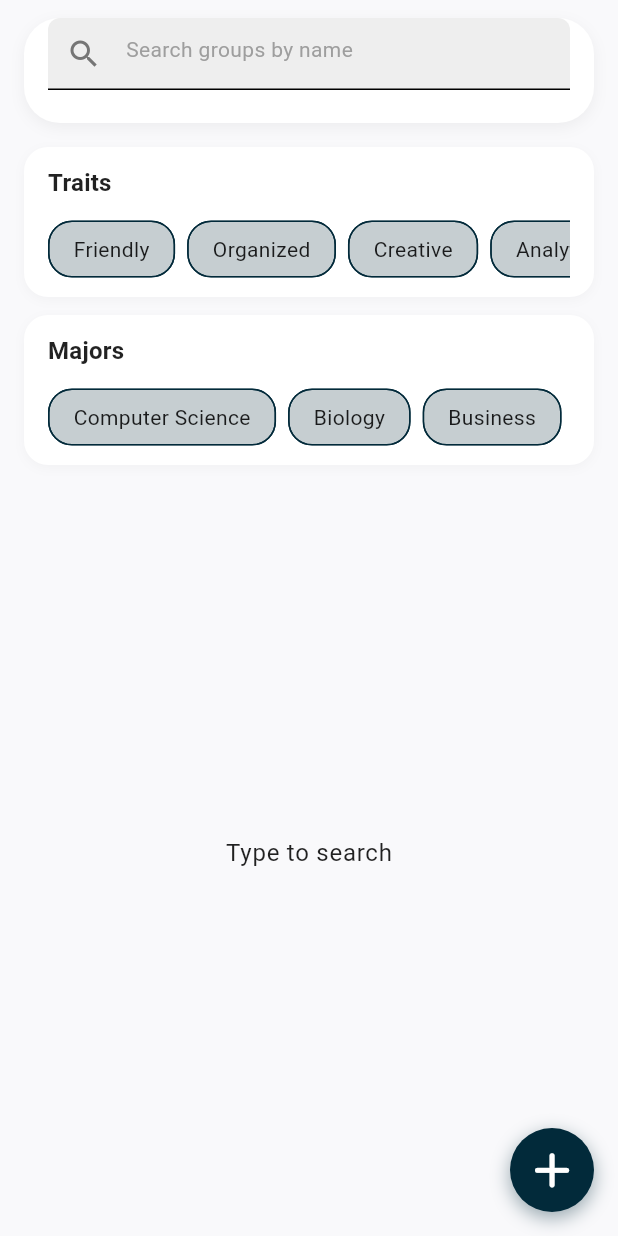
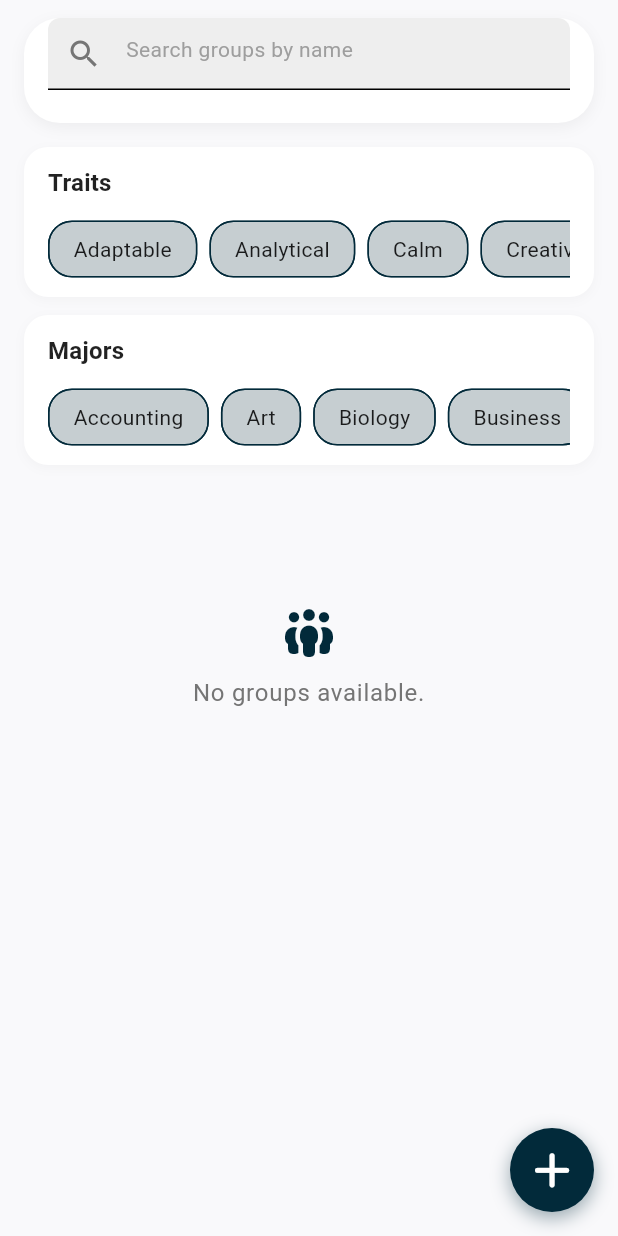
Before and after one commit to Kipung/campusmate, a Flutter app: the ScreenSearch screen opened by its route, on a phone screen of 412 x 824 dp. Run offline on Flutter 3.47's test engine with Material 3 defaults, Android fonts, the phone set to English and light mode, and no system bars; our stand-ins replace cloud_firestore, firebase_auth, firebase_core, firebase_storage, flutter_riverpod, flutter_secure_storage and 6 more; accounts and stored records are empty; generated files the repository leaves out were written again.

Commit message:
Added constansts for filters

```diff
--- /dev/null
+++ b/lib/constants/group_filters.dart
@@ -0,0 +1,43 @@
+//////////////////////////////////////////////////////////////////////////
+// Constants for group filters used in the application.
+//////////////////////////////////////////////////////////////////////////
+
+
+class AcademicMajors {
+  static const List<String> majors = [
+    'Accounting',
+    'Art',
+    'Biology',
+    'Business',
+    'Chemistry',
+    'Computer Science',
+    'Economics',
+    'Education',
+    'Engineering',
+    'English',
+    'Finance',
+    'History',
+    'Mathematics',
+    'Nursing',
+    'Political Science',
+    'Psychology',
+    'Sociology',
+  ];
+}
+
+class PersonalityTraits {
+  static const List<String> traits = [
+    'Adaptable',
+    'Analytical',
+    'Calm',
+    'Creative',
+    'Friendly',
+    'Motivated',
+    'Optimist',
+    'Organized',
+    'Patient',
+    'Social',
+    'Spontaneous',
+    'Welcoming',
+  ];
+}
--- a/lib/screens/general/screen_search.dart
+++ b/lib/screens/general/screen_search.dart
@@ -1,87 +1,62 @@
 // -----------------------------------------------------------------------
-// Filename: screen_alternative.dart
+// Filename: screen_search.dart
 // Original Author: Dan Grissom
 // Creation Date: 10/31/2024
-// Copyright: (c) 2024 CSC322
-// Description: This file contains the screen for a dummy alternative screen
-//               history screen.
+// Description: Allows students to search every study group in Firestore and
+//              narrow results by name, personality traits, and majors.
 
-//////////////////////////////////////////////////////////////////////////
+// //////////////////////////////////////////////////////////////////////////
 // Imports
-//////////////////////////////////////////////////////////////////////////
+// //////////////////////////////////////////////////////////////////////////
 
 // Flutter imports
 import 'dart:async';
 
 // Flutter external package imports
 import 'package:cloud_firestore/cloud_firestore.dart';
+import 'package:flutter/material.dart';
 import 'package:font_awesome_flutter/font_awesome_flutter.dart';
-import 'package:flutter_riverpod/flutter_riverpod.dart';
-import 'package:flutter/material.dart';
 
 // App relative file imports
+import '../../constants/group_filters.dart';
+import '../../db_helpers/firestore_keys.dart';
+import '../../models/groups.dart';
 import '../../util/message_display/snackbar.dart';
 
-//////////////////////////////////////////////////////////////////////////
-// Search screen implemented as a ConsumerStatefulWidget so it can access
-// Riverpod providers via `ref` while managing local UI state.
-//////////////////////////////////////////////////////////////////////////
-class ScreenSearch extends ConsumerStatefulWidget {
+// //////////////////////////////////////////////////////////////////////////
+// Search screen implemented as a StatefulWidget that fetches Firestore data
+// and manages local filters.
+// //////////////////////////////////////////////////////////////////////////
+class ScreenSearch extends StatefulWidget {
   static const routeName = '/search';
 
   const ScreenSearch({super.key});
 
   @override
-  ConsumerState<ScreenSearch> createState() => _ScreenSearchState();
+  State<ScreenSearch> createState() => _ScreenSearchState();
 }
 
-//////////////////////////////////////////////////////////////////////////
+// //////////////////////////////////////////////////////////////////////////
 // The actual STATE which is managed by the above widget.
-//////////////////////////////////////////////////////////////////////////
-class _ScreenSearchState extends ConsumerState<ScreenSearch> {
+// //////////////////////////////////////////////////////////////////////////
+class _ScreenSearchState extends State<ScreenSearch> {
   final TextEditingController _controller = TextEditingController();
-  Timer? _debounce; // delays search until user stops typing
-  String _query = ''; // current search query
-  bool _loading = false;
-  DocumentSnapshot? _lastDoc; // last document for pagination
-  final List<QueryDocumentSnapshot> _results = [];
-  final int _pageSize = 10; // number of results to fetch per page
-  bool _hasMore = true;
-
-  static const List<String> _traits = [
-    'Friendly',
-    'Organized',
-    'Creative',
-    'Analytical',
-    'Adaptable',
-    'Motivated',
-    'Patient',
-    'Welcoming',
-    'Spontaneous',
-  ];
-
-  // Make list of majors selectable
-  static const List<String> _majors = [
-    'Computer Science',
-    'Biology',
-    'Business',
-    'Psychology',
-    'Engineering',
-    'Nursing',
-    'Education',
-    'Art',
-    'Economics',
-    'Political Science',
-  ];
-
+  Timer? _debounce;
+  String _query = '';
+  final List<String> _selectedTraits = [];
+  final List<String> _selectedMajors = [];
+  final List<Groups> _allGroups = [];
+  final List<Groups> _filteredGroups = [];
+  bool _loading = true;
+  String? _errorMessage;
 
   @override
   void initState() {
     super.initState();
     _controller.addListener(_onSearchChanged);
+    _loadGroups();
   }
 
-  // Clean up controllers and timers
   @override
   void dispose() {
     _debounce?.cancel();
@@ -90,61 +65,105 @@ class _ScreenSearchState extends ConsumerState<ScreenSearch> {
     super.dispose();
   }
 
-  // Called when the search input changes
   void _onSearchChanged() {
     if (_debounce?.isActive ?? false) _debounce!.cancel();
     _debounce = Timer(const Duration(milliseconds: 350), () {
       final text = _controller.text.trim().toLowerCase();
+      if (!mounted) return;
       setState(() {
         _query = text;
-        _results.clear();
-        _lastDoc = null;
-        _hasMore = true;
       });
-      if (text.isNotEmpty) {
-        _runQuery(initial: true);
-      }
+      _recomputeFilters();
     });
   }
 
-  // Run the search query
-  Future<void> _runQuery({bool initial = false}) async {
-    if (!_hasMore && !initial) return;
-    setState(() => _loading = true);
+  Future<void> _loadGroups() async {
+    if (!mounted) return;
+    setState(() {
+      _loading = true;
+      _errorMessage = null;
+    });
 
-  // Search the 'groups' collection. Each group document should include
-  // a lowercased name field 'name_lower' for case-insensitive prefix queries.
-  final collection = FirebaseFirestore.instance.collection('groups');
-  Query baseQuery = collection
-    .orderBy('name_lower')
-    .startAt([_query])
-    .endAt([_query + '\uf8ff'])
-    .limit(_pageSize);
+    try {
+      final snapshot =
+          await FirebaseFirestore.instance.collection(FS_COL_IC_GROUPS).get();
+      if (!mounted) return;
 
-    Query query = (_lastDoc != null) ? baseQuery.startAfterDocument(_lastDoc!) : baseQuery;
+      final groups = snapshot.docs
+          .map((doc) => Groups.defFromJsonDbObject(doc.data(), doc.id))
+          .toList();
 
-    final snap = await query.get();
-    if (snap.docs.isNotEmpty) {
-      _lastDoc = snap.docs.last;
-      _results.addAll(snap.docs);
-      if (snap.docs.length < _pageSize) _hasMore = false;
-    } else {
-      _hasMore = false;
+      _allGroups
+        ..clear()
+        ..addAll(groups);
+      _filteredGroups
+        ..clear()
+        ..addAll(_filterGroups(_allGroups));
+
+      setState(() {
+        _loading = false;
+      });
+    } catch (e) {
+      if (!mounted) return;
+      setState(() {
+        _loading = false;
+        _errorMessage = 'Unable to load groups. Pull down to try again.';
+        _allGroups.clear();
+        _filteredGroups.clear();
+      });
+    }
   }
 
-    if (mounted) setState(() => _loading = false);
+  void _recomputeFilters() {
+    if (!mounted) return;
+    _filteredGroups
+      ..clear()
+      ..addAll(_filterGroups(_allGroups));
+    setState(() {});
   }
 
-  List<String> get selectedTraits => _selectedTraits;
-  final List<String> _selectedTraits = [];
+  List<Groups> _filterGroups(List<Groups> source) {
+    final query = _query;
+    final traitsLower = _selectedTraits.map((t) => t.toLowerCase()).toList();
+    final majorsLower = _selectedMajors.map((m) => m.toLowerCase()).toList();
 
-  List<String> get selectedMajors => _selectedMajors;
-  final List<String> _selectedMajors = [];
+    final filtered = source.where((group) {
+      final nameLower = group.groupName.toLowerCase();
+      if (query.isNotEmpty && !nameLower.contains(query)) {
+        return false;
+      }
+
+      if (traitsLower.isNotEmpty) {
+        final groupTraits =
+            group.personalityTraits.map((t) => t.toLowerCase()).toSet();
+        if (!traitsLower.every(groupTraits.contains)) {
+          return false;
+        }
+      }
+
+      if (majorsLower.isNotEmpty) {
+        final groupMajors =
+            group.majors.map((major) => major.toLowerCase()).toSet();
+        if (!majorsLower.every(groupMajors.contains)) {
+          return false;
+        }
+      }
+
+      return true;
+    }).toList()
+      ..sort(
+        (a, b) =>
+            a.groupName.toLowerCase().compareTo(b.groupName.toLowerCase()),
+      );
+
+    return filtered;
+  }
 
   @override
   Widget build(BuildContext context) {
     final theme = Theme.of(context);
     final textTheme = theme.textTheme;
+
     return Scaffold(
       backgroundColor: const Color(0xFFF9F9FB),
       floatingActionButton: Container(
@@ -152,7 +171,7 @@ class _ScreenSearchState extends ConsumerState<ScreenSearch> {
           shape: BoxShape.circle,
           boxShadow: [
             BoxShadow(
-              color: theme.colorScheme.primary.withOpacity(0.4),
+              color: theme.colorScheme.primary.withValues(alpha: 0.4),
               blurRadius: 10,
               offset: const Offset(0, 4),
             ),
@@ -174,8 +193,8 @@ class _ScreenSearchState extends ConsumerState<ScreenSearch> {
             'You clicked the floating button on the search screen!',
             context,
           ),
-          splashColor: theme.colorScheme.primary.withOpacity(0.3),
-          child: Icon(
+          splashColor: theme.colorScheme.primary.withValues(alpha: 0.3),
+          child: const Icon(
             FontAwesomeIcons.plus,
             color: Colors.white,
             size: 26,
@@ -187,14 +206,35 @@ class _ScreenSearchState extends ConsumerState<ScreenSearch> {
           padding: const EdgeInsets.symmetric(horizontal: 16, vertical: 12),
           child: Column(
             children: [
-              // Search bar container with rounded corners and shadow
-              Container(
+              _buildSearchBar(textTheme),
+              const SizedBox(height: 16),
+              _buildTraitsFilter(theme, textTheme),
+              const SizedBox(height: 12),
+              _buildMajorsFilter(theme, textTheme),
+              const SizedBox(height: 16),
+              Expanded(
+                child: _loading
+                    ? const Center(child: CircularProgressIndicator())
+                    : RefreshIndicator(
+                        onRefresh: _loadGroups,
+                        child: _buildResultsList(theme, textTheme),
+                      ),
+              ),
+            ],
+          ),
+        ),
+      ),
+    );
+  }
+
+  Widget _buildSearchBar(TextTheme textTheme) {
+    return Container(
       decoration: BoxDecoration(
         color: Colors.white,
         borderRadius: BorderRadius.circular(24),
         boxShadow: [
           BoxShadow(
-                      color: Colors.black.withOpacity(0.05),
+            color: Colors.black.withValues(alpha: 0.05),
             blurRadius: 8,
             offset: const Offset(0, 3),
           ),
@@ -215,27 +255,27 @@ class _ScreenSearchState extends ConsumerState<ScreenSearch> {
                   onPressed: () {
                     _controller.clear();
                     setState(() {
-                                _results.clear();
-                                _lastDoc = null;
                       _query = '';
-                                _hasMore = true;
                     });
+                    _recomputeFilters();
                   },
                 )
               : null,
         ),
       ),
-              ),
-              const SizedBox(height: 16),
-              // Traits section card
-              Container(
+    );
+  }
+
+  Widget _buildTraitsFilter(ThemeData theme, TextTheme textTheme) {
+    final traits = PersonalityTraits.traits;
+    return Container(
       width: double.infinity,
       decoration: BoxDecoration(
         color: Colors.white,
         borderRadius: BorderRadius.circular(16),
         boxShadow: [
           BoxShadow(
-                      color: Colors.black.withOpacity(0.03),
+            color: Colors.black.withValues(alpha: 0.03),
             blurRadius: 6,
             offset: const Offset(0, 2),
           ),
@@ -245,26 +285,32 @@ class _ScreenSearchState extends ConsumerState<ScreenSearch> {
       child: Column(
         crossAxisAlignment: CrossAxisAlignment.start,
         children: [
-                    Text('Traits', style: textTheme.titleMedium?.copyWith(fontWeight: FontWeight.bold)),
+          Text('Traits',
+              style: textTheme.titleMedium?.copyWith(
+                fontWeight: FontWeight.bold,
+              )),
           const SizedBox(height: 8),
           SizedBox(
             height: 48,
             child: ListView.separated(
               padding: EdgeInsets.zero,
               scrollDirection: Axis.horizontal,
-                        itemCount: _traits.length,
+              itemCount: traits.length,
               separatorBuilder: (_, __) => const SizedBox(width: 8),
               itemBuilder: (context, index) {
-                          final trait = _traits[index];
+                final trait = traits[index];
                 final isSelected = _selectedTraits.contains(trait);
                 return FilterChip(
                   label: Text(trait, style: textTheme.bodyMedium),
                   selected: isSelected,
                   showCheckmark: false,
-                            selectedColor: theme.colorScheme.primaryContainer.withOpacity(0.6),
-                            backgroundColor: theme.colorScheme.primaryContainer.withOpacity(0.2),
+                  selectedColor:
+                      theme.colorScheme.primaryContainer.withValues(alpha: 0.6),
+                  backgroundColor:
+                      theme.colorScheme.primaryContainer.withValues(alpha: 0.2),
                   labelStyle: TextStyle(
-                              color: isSelected ? theme.colorScheme.primary : Colors.grey[800],
+                    color:
+                        isSelected ? theme.colorScheme.primary : Colors.grey[800],
                   ),
                   shape: RoundedRectangleBorder(
                     borderRadius: BorderRadius.circular(16),
@@ -272,11 +318,14 @@ class _ScreenSearchState extends ConsumerState<ScreenSearch> {
                   onSelected: (selected) {
                     setState(() {
                       if (selected) {
-                                  if (!_selectedTraits.contains(trait)) _selectedTraits.add(trait);
+                        if (!_selectedTraits.contains(trait)) {
+                          _selectedTraits.add(trait);
+                        }
                       } else {
                         _selectedTraits.remove(trait);
                       }
                     });
+                    _recomputeFilters();
                   },
                 );
               },
@@ -284,17 +333,19 @@ class _ScreenSearchState extends ConsumerState<ScreenSearch> {
           ),
         ],
       ),
-              ),
-              const SizedBox(height: 12),
-              // Majors section card
-              Container(
+    );
+  }
+
+  Widget _buildMajorsFilter(ThemeData theme, TextTheme textTheme) {
+    final majors = AcademicMajors.majors;
+    return Container(
       width: double.infinity,
       decoration: BoxDecoration(
         color: Colors.white,
         borderRadius: BorderRadius.circular(16),
         boxShadow: [
           BoxShadow(
-                      color: Colors.black.withOpacity(0.03),
+            color: Colors.black.withValues(alpha: 0.03),
             blurRadius: 6,
             offset: const Offset(0, 2),
           ),
@@ -304,26 +355,32 @@ class _ScreenSearchState extends ConsumerState<ScreenSearch> {
       child: Column(
         crossAxisAlignment: CrossAxisAlignment.start,
         children: [
-                    Text('Majors', style: textTheme.titleMedium?.copyWith(fontWeight: FontWeight.bold)),
+          Text('Majors',
+              style: textTheme.titleMedium?.copyWith(
+                fontWeight: FontWeight.bold,
+              )),
           const SizedBox(height: 8),
           SizedBox(
             height: 48,
             child: ListView.separated(
               padding: EdgeInsets.zero,
               scrollDirection: Axis.horizontal,
-                        itemCount: _majors.length,
+              itemCount: majors.length,
               separatorBuilder: (_, __) => const SizedBox(width: 8),
               itemBuilder: (context, index) {
-                          final major = _majors[index];
-                          final isSelected = selectedMajors.contains(major);
+                final major = majors[index];
+                final isSelected = _selectedMajors.contains(major);
                 return FilterChip(
                   label: Text(major, style: textTheme.bodyMedium),
                   selected: isSelected,
                   showCheckmark: false,
-                            selectedColor: theme.colorScheme.primaryContainer.withOpacity(0.6),
-                            backgroundColor: theme.colorScheme.primaryContainer.withOpacity(0.2),
+                  selectedColor:
+                      theme.colorScheme.primaryContainer.withValues(alpha: 0.6),
+                  backgroundColor:
+                      theme.colorScheme.primaryContainer.withValues(alpha: 0.2),
                   labelStyle: TextStyle(
-                              color: isSelected ? theme.colorScheme.primary : Colors.grey[800],
+                    color:
+                        isSelected ? theme.colorScheme.primary : Colors.grey[800],
                   ),
                   shape: RoundedRectangleBorder(
                     borderRadius: BorderRadius.circular(16),
@@ -331,11 +388,14 @@ class _ScreenSearchState extends ConsumerState<ScreenSearch> {
                   onSelected: (selected) {
                     setState(() {
                       if (selected) {
-                                  if (!selectedMajors.contains(major)) selectedMajors.add(major);
+                        if (!_selectedMajors.contains(major)) {
+                          _selectedMajors.add(major);
+                        }
                       } else {
-                                  selectedMajors.remove(major);
+                        _selectedMajors.remove(major);
                       }
                     });
+                    _recomputeFilters();
                   },
                 );
               },
@@ -343,39 +403,73 @@ class _ScreenSearchState extends ConsumerState<ScreenSearch> {
           ),
         ],
       ),
+    );
+  }
+
+  Widget _buildResultsList(ThemeData theme, TextTheme textTheme) {
+    if (_errorMessage != null) {
+      return ListView(
+        physics: const AlwaysScrollableScrollPhysics(),
+        children: [
+          const SizedBox(height: 80),
+          Icon(FontAwesomeIcons.triangleExclamation,
+              color: theme.colorScheme.error, size: 32),
+          const SizedBox(height: 12),
+          Text(
+            _errorMessage!,
+            textAlign: TextAlign.center,
+            style:
+                textTheme.bodyLarge?.copyWith(color: theme.colorScheme.error),
           ),
-              const SizedBox(height: 16),
-              Expanded(
-                child: _query.isEmpty
-                    ? Center(child: Text('Type to search', style: textTheme.bodyLarge))
-                    : _loading && _results.isEmpty
-                        ? const Center(child: CircularProgressIndicator())
-                        : NotificationListener<ScrollNotification>(
-                            onNotification: (notif) {
-                              if (notif is ScrollEndNotification &&
-                                  notif.metrics.pixels >=
-                                      notif.metrics.maxScrollExtent - 120 &&
-                                  !_loading &&
-                                  _hasMore) {
-                                _runQuery();
+          const SizedBox(height: 12),
+          Center(
+            child: TextButton(
+              onPressed: _loadGroups,
+              child: const Text('Try again'),
+            ),
+          ),
+        ],
+      );
     }
-                              return false;
-                            },
-                            child: ListView.separated(
-                              itemCount: _results.length + (_hasMore ? 1 : 0),
+
+    if (_filteredGroups.isEmpty) {
+      final message = _query.isEmpty &&
+              _selectedTraits.isEmpty &&
+              _selectedMajors.isEmpty
+          ? 'No groups available.'
+          : 'No groups match your filters.';
+      return ListView(
+        physics: const AlwaysScrollableScrollPhysics(),
+        children: [
+          const SizedBox(height: 80),
+          Icon(FontAwesomeIcons.peopleGroup,
+              color: theme.colorScheme.primary, size: 32),
+          const SizedBox(height: 12),
+          Text(
+            message,
+            textAlign: TextAlign.center,
+            style: textTheme.bodyLarge?.copyWith(color: Colors.grey[600]),
+          ),
+        ],
+      );
+    }
+
+    return ListView.separated(
+      physics: const AlwaysScrollableScrollPhysics(),
+      itemCount: _filteredGroups.length,
       separatorBuilder: (_, __) => const SizedBox(height: 12),
       itemBuilder: (ctx, index) {
-                                if (index >= _results.length) {
-                                  return const Padding(
-                                    padding: EdgeInsets.all(12),
-                                    child: Center(child: CircularProgressIndicator()),
-                                  );
-                                }
-                                final doc = _results[index];
-                                final data = doc.data() as Map<String, dynamic>;
-                                final name = data['name'] ?? 'No name';
-                                final description = data['description'] ?? '';
-                                final members = data['memberCount']?.toString() ?? '';
+        final group = _filteredGroups[index];
+        final memberCount = group.members.length;
+        final description = group.groupDescription.trim();
+        final subtitle = description.isNotEmpty
+            ? description
+            : memberCount > 0
+                ? '$memberCount member${memberCount == 1 ? '' : 's'}'
+                : '';
+        final traitsPreview = group.personalityTraits.take(2).join(', ');
+        final majorsPreview = group.majors.take(2).join(', ');
+
         return Card(
           elevation: 2,
           shape: RoundedRectangleBorder(
@@ -385,36 +479,48 @@ class _ScreenSearchState extends ConsumerState<ScreenSearch> {
           child: InkWell(
             borderRadius: BorderRadius.circular(16),
             onTap: () {
-                                      // Optionally navigate to group details screen
+              // TODO: navigate to group detail page
             },
             child: ListTile(
-                                      contentPadding: const EdgeInsets.symmetric(horizontal: 16, vertical: 8),
-                                      leading: (data['photoUrl'] != null)
-                                          ? CircleAvatar(
-                                              radius: 24,
-                                              backgroundImage: NetworkImage(data['photoUrl']),
-                                            )
-                                          : CircleAvatar(
+              contentPadding:
+                  const EdgeInsets.symmetric(horizontal: 16, vertical: 8),
+              leading: CircleAvatar(
                 radius: 24,
                 backgroundColor: theme.colorScheme.primaryContainer,
-                                              child: Icon(FontAwesomeIcons.peopleGroup, color: theme.colorScheme.primary, size: 20),
-                                            ),
-                                      title: Text(name, style: textTheme.titleMedium),
-                                      subtitle: Text(
-                                        description.isNotEmpty ? description : members.isNotEmpty ? '$members members' : '',
-                                        style: textTheme.bodySmall?.copyWith(color: Colors.grey[600]),
+                child: Icon(
+                  FontAwesomeIcons.peopleGroup,
+                  color: theme.colorScheme.primary,
+                  size: 20,
                 ),
               ),
+              title: Text(group.groupName, style: textTheme.titleMedium),
+              subtitle: Column(
+                crossAxisAlignment: CrossAxisAlignment.start,
+                children: [
+                  if (subtitle.isNotEmpty)
+                    Text(
+                      subtitle,
+                      style:
+                          textTheme.bodySmall?.copyWith(color: Colors.grey[600]),
                     ),
-                                );
-                              },
+                  if (traitsPreview.isNotEmpty)
+                    Text(
+                      'Traits: $traitsPreview',
+                      style:
+                          textTheme.bodySmall?.copyWith(color: Colors.grey[500]),
                     ),
-                          ),
+                  if (majorsPreview.isNotEmpty)
+                    Text(
+                      'Majors: $majorsPreview',
+                      style:
+                          textTheme.bodySmall?.copyWith(color: Colors.grey[500]),
                     ),
                 ],
               ),
             ),
           ),
         );
+      },
+    );
   }
 }
--- a/lib/widgets/general/personality_trait.dart
+++ b/lib/widgets/general/personality_trait.dart
@@ -1,4 +1,5 @@
 import 'package:flutter/material.dart';
+import 'package:campusmate/constants/group_filters.dart';
 import 'package:campusmate/widgets/general/personality_tag.dart';
 
 class PersonalityTrain extends StatefulWidget {
@@ -13,12 +14,7 @@ class PersonalityTrain extends StatefulWidget {
 
 class _PersonalityTrainState extends State<PersonalityTrain> {
   // Predefined list of personality traits
-  final List<String> personalityTraits = [
-    'Calm',
-    'Organized',
-    'Social',
-    'Optimist',
-  ];
+  final List<String> personalityTraits = PersonalityTraits.traits;
 
   final Set<String> selectedTraits = {};
 
```
Also changed, not shown: lib/screens/general/study_group_screen.dart (+16 -8 lines). Lines whose indentation alone changed are shown as unchanged.
